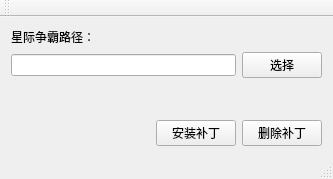
The window that qtStudy_multiThread/mainwindow.ui (f0ghua/qtStudy) describes before a commit, drawn with Qt 5.
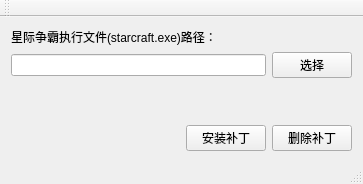
The same window after the commit.

What changed in the file:
```diff
--- a/qtStudy_multiThread/mainwindow.ui
+++ b/qtStudy_multiThread/mainwindow.ui
@@ -6,8 +6,8 @@
    <rect>
     <x>0</x>
     <y>0</y>
-    <width>333</width>
-    <height>179</height>
+    <width>363</width>
+    <height>184</height>
    </rect>
   </property>
   <property name="windowTitle">
@@ -15,13 +15,6 @@
   </property>
   <widget class="QWidget" name="centralWidget">
    <layout class="QGridLayout" name="gridLayout">
-    <item row="0" column="0">
-     <widget class="QLabel" name="label">
-      <property name="text">
-       <string>星际争霸路径：</string>
-      </property>
-     </widget>
-    </item>
     <item row="1" column="0" colspan="2">
      <widget class="QLineEdit" name="lineEdit"/>
     </item>
@@ -39,7 +32,7 @@
       </property>
       <property name="sizeHint" stdset="0">
        <size>
-        <width>150</width>
+        <width>180</width>
         <height>20</height>
        </size>
       </property>
@@ -72,6 +65,13 @@
       </property>
      </spacer>
     </item>
+    <item row="0" column="0" colspan="2">
+     <widget class="QLabel" name="label">
+      <property name="text">
+       <string>星际争霸执行文件(starcraft.exe)路径：</string>
+      </property>
+     </widget>
+    </item>
    </layout>
   </widget>
   <widget class="QMenuBar" name="menuBar">
```
Left out of the diff: 4 changed lines with no effect on the pictures.
